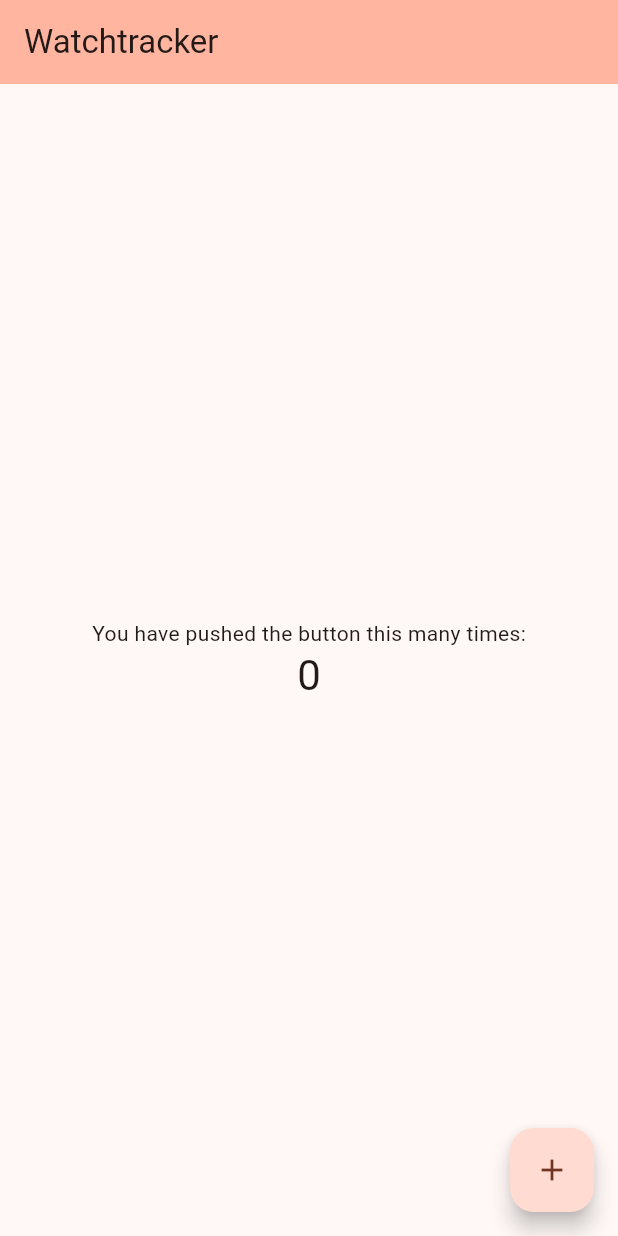
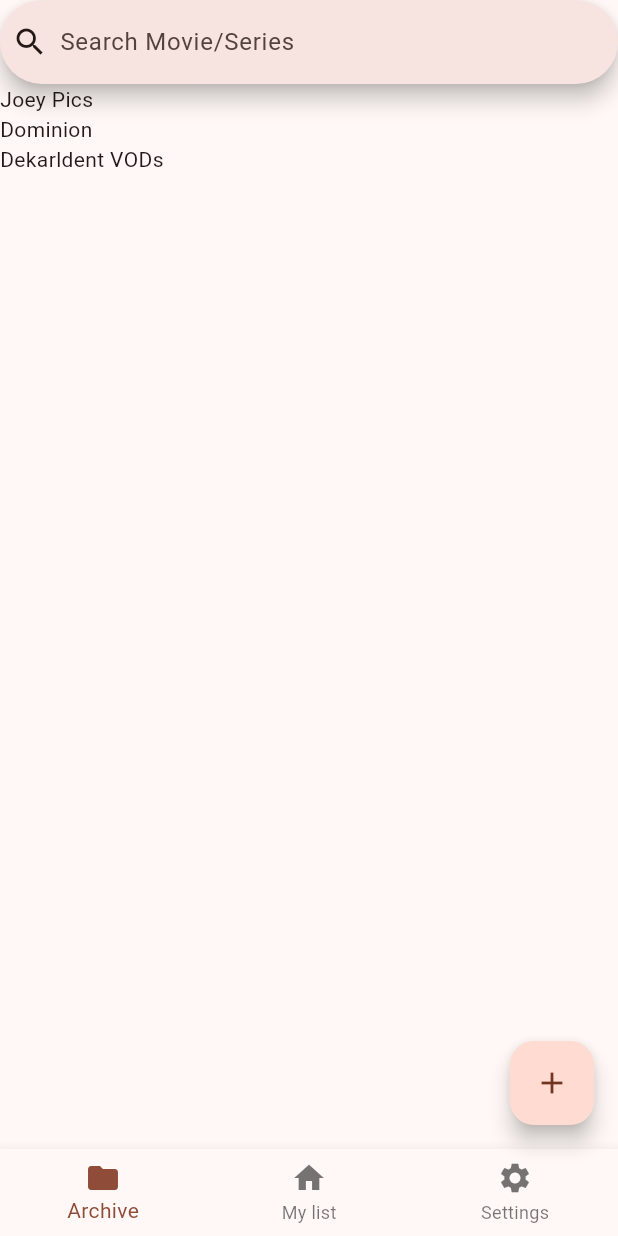
Before and after one commit to AkiraPinemoon/watchtracker_frontend, a Flutter app: the screen it shows after launch, on a phone screen of 412 x 824 dp. Run offline on Flutter 3.47's test engine with Material 3 defaults, Android fonts, the phone set to English and light mode, and no system bars; our stand-ins replace flutter_mobx, get_it, mobx; generated files the repository leaves out were written again.

Commit message:
edited main app page added home view added my_titles_store added title_list component added title_card component

```diff
--- /dev/null
+++ b/app/lib/components/title_card.dart
@@ -0,0 +1,18 @@
+import 'package:app/models/title.model.dart';
+import 'package:flutter/material.dart';
+
+class TitleCard extends StatelessWidget {
+  late final TitleModel _title;
+
+  TitleCard({
+    super.key,
+    required TitleModel title,
+  }) {
+    _title = title;
+  }
+
+  @override
+  Widget build(BuildContext context) {
+    return Text(_title.title);
+  }
+}
--- /dev/null
+++ b/app/lib/components/title_list.dart
@@ -0,0 +1,25 @@
+import 'package:app/components/title_card.dart';
+import 'package:app/main.dart';
+import 'package:app/stores/my_titles_store.dart';
+import 'package:flutter/material.dart';
+import 'package:flutter_mobx/flutter_mobx.dart';
+
+class TitleList extends StatelessWidget {
+  final _myTitlesStore = getIt<MyTitlesStore>();
+
+  TitleList({super.key});
+
+  @override
+  Widget build(BuildContext context) {
+    return Observer(builder: (_) {
+      return ListView.builder(
+        physics: const BouncingScrollPhysics(),
+        itemBuilder: (context, index) {
+          final title = _myTitlesStore.titles[index];
+          return TitleCard(key: ValueKey(index), title: title);
+        },
+        itemCount: _myTitlesStore.titles.length,
+      );
+    });
+  }
+}
--- a/app/lib/main.dart
+++ b/app/lib/main.dart
@@ -1,6 +1,12 @@
+import 'package:app/routes/home.dart';
+import 'package:app/stores/my_titles_store.dart';
 import 'package:flutter/material.dart';
+import 'package:get_it/get_it.dart';
+
+GetIt get getIt => GetIt.instance;
 
 void main() {
+  getIt.registerLazySingleton<MyTitlesStore>(() => MyTitlesStore());
   runApp(const MyApp());
 }
 
@@ -15,53 +21,7 @@ class MyApp extends StatelessWidget {
         colorScheme: ColorScheme.fromSeed(seedColor: Colors.deepOrange),
         useMaterial3: true,
       ),
-      home: const MyHomePage(),
+      home: const HomePage(),
     );
   }
 }
-
-class MyHomePage extends StatefulWidget {
-  const MyHomePage({super.key});
-
-  @override
-  State<MyHomePage> createState() => _MyHomePageState();
-}
-
-class _MyHomePageState extends State<MyHomePage> {
-  int _counter = 0;
-
-  void _incrementCounter() {
-    setState(() {
-      _counter++;
-    });
-  }
-
-  @override
-  Widget build(BuildContext context) {
-    return Scaffold(
-      appBar: AppBar(
-        backgroundColor: Theme.of(context).colorScheme.inversePrimary,
-        title: const Text("Watchtracker"),
-      ),
-      body: Center(
-        child: Column(
-          mainAxisAlignment: MainAxisAlignment.center,
-          children: <Widget>[
-            const Text(
-              'You have pushed the button this many times:',
-            ),
-            Text(
-              '$_counter',
-              style: Theme.of(context).textTheme.headlineMedium,
-            ),
-          ],
-        ),
-      ),
-      floatingActionButton: FloatingActionButton(
-        onPressed: _incrementCounter,
-        tooltip: 'Add a Movie or Series',
-        child: const Icon(Icons.add),
-      ),
-    );
-  }
-}
--- /dev/null
+++ b/app/lib/models/title.model.dart
@@ -0,0 +1,13 @@
+class TitleModel {
+  final String title;
+  final String description;
+  final int id;
+  final String? localImagePath;
+
+  TitleModel({
+    required this.title,
+    required this.description,
+    required this.id,
+    required this.localImagePath,
+  });
+}
--- /dev/null
+++ b/app/lib/routes/home.dart
@@ -0,0 +1,39 @@
+import 'package:app/components/title_list.dart';
+import 'package:flutter/material.dart';
+
+class HomePage extends StatelessWidget {
+  const HomePage({super.key});
+
+  @override
+  Widget build(BuildContext context) {
+    return Scaffold(
+      appBar: AppBar(
+        flexibleSpace: const SearchBar(
+          hintText: "Search Movie/Series",
+          leading: Icon(Icons.search),
+        ),
+      ),
+      body: TitleList(),
+      floatingActionButton: const FloatingActionButton(
+        onPressed: null,
+        child: Icon(Icons.add),
+      ),
+      bottomNavigationBar: BottomNavigationBar(
+        items: const [
+          BottomNavigationBarItem(
+            label: "Archive",
+            icon: Icon(Icons.folder),
+          ),
+          BottomNavigationBarItem(
+            label: "My list",
+            icon: Icon(Icons.home),
+          ),
+          BottomNavigationBarItem(
+            label: "Settings",
+            icon: Icon(Icons.settings),
+          ),
+        ],
+      ),
+    );
+  }
+}
```
Also changed, not shown: app/lib/stores/my_titles_store.dart (added, +46 -0 lines), app/pubspec.yaml (+6 -1 lines), app/analysis_options.yaml (line endings or trailing spaces), app/lib/stores/my_titles_store.g.dart (added), app/pubspec.lock, 84 other files.
